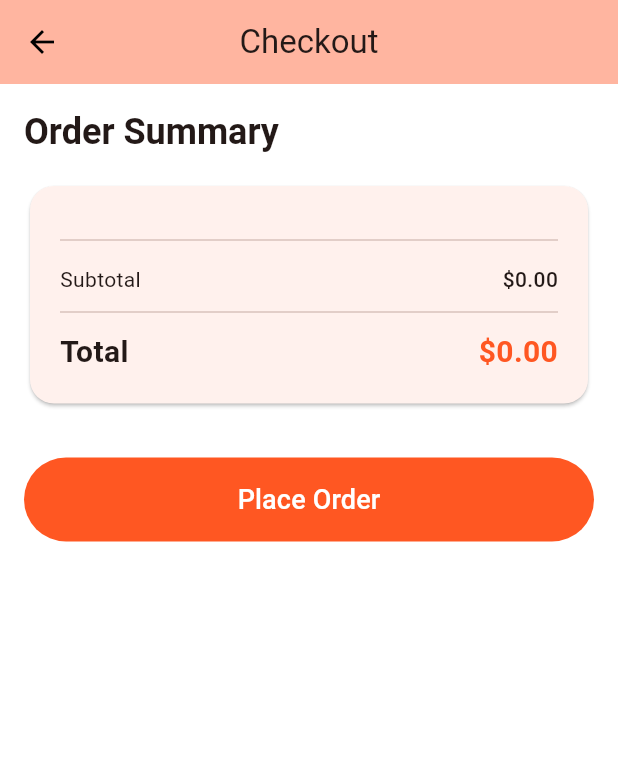
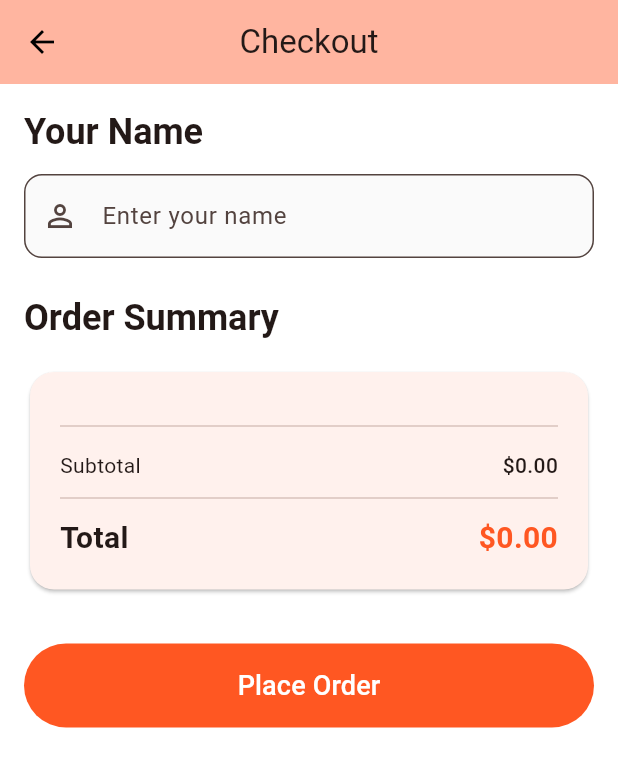
Before and after one commit to ricbrands/good_hamburger_app, a Flutter app: the CheckoutScreen screen opened directly, on a phone screen of 412 x 824 dp. Shown: the top 767 px of the screen. Run offline on Flutter 3.47's test engine with Material 3 defaults, Android fonts, the phone set to English and light mode, and no system bars; our stand-ins replace equatable, flutter_bloc, get, get_it, get_storage, google_fonts and 1 more; accounts and stored records are empty.

Commit message:
feat: added order history screen and user name validation on checkout

```diff
--- a/lib/bloc/orders/orders_bloc.dart
+++ b/lib/bloc/orders/orders_bloc.dart
@@ -46,6 +46,7 @@ class OrdersBloc extends Bloc<OrdersEvent, OrdersState> {
     emit(state.copyWith(status: OrdersStatus.placing, clearError: true));
 
     final result = await _orderRepository.saveOrder(
+      customerName: event.customerName,
       items: event.items,
       subtotal: event.subtotal,
       discount: event.discount,
--- a/lib/bloc/orders/orders_event.dart
+++ b/lib/bloc/orders/orders_event.dart
@@ -13,12 +13,14 @@ class LoadOrders extends OrdersEvent {
 }
 
 class PlaceOrder extends OrdersEvent {
+  final String customerName;
   final List<CartItem> items;
   final double subtotal;
   final double discount;
   final double total;
 
   const PlaceOrder({
+    required this.customerName,
     required this.items,
     required this.subtotal,
     required this.discount,
@@ -26,7 +28,7 @@ class PlaceOrder extends OrdersEvent {
   });
 
   @override
-  List<Object?> get props => [items, subtotal, discount, total];
+  List<Object?> get props => [customerName, items, subtotal, discount, total];
 }
 
 class ClearOrderHistory extends OrdersEvent {
--- a/lib/models/order.dart
+++ b/lib/models/order.dart
@@ -2,6 +2,7 @@ import 'cart_item.dart';
 
 class Order {
   final String id;
+  final String customerName;
   final List<CartItem> items;
   final double subtotal;
   final double discount;
@@ -10,6 +11,7 @@ class Order {
 
   Order({
     required this.id,
+    required this.customerName,
     required this.items,
     required this.subtotal,
     required this.discount,
@@ -19,6 +21,7 @@ class Order {
 
   Map<String, dynamic> toJson() => {
         'id': id,
+        'customerName': customerName,
         'items': items.map((item) => item.toJson()).toList(),
         'subtotal': subtotal,
         'discount': discount,
@@ -28,6 +31,7 @@ class Order {
 
   factory Order.fromJson(Map<String, dynamic> json) => Order(
         id: json['id'],
+        customerName: json['customerName'] ?? '',
         items: (json['items'] as List)
             .map((item) => CartItem.fromJson(item))
             .toList(),
--- a/lib/repositories/order_repository.dart
+++ b/lib/repositories/order_repository.dart
@@ -7,6 +7,7 @@ abstract class OrderRepository {
   Future<Result<List<Order>>> getOrders();
 
   Future<Result<Order>> saveOrder({
+    required String customerName,
     required List<CartItem> items,
     required double subtotal,
     required double discount,
--- a/lib/repositories/order_repository_impl.dart
+++ b/lib/repositories/order_repository_impl.dart
@@ -37,6 +37,7 @@ class OrderRepositoryImpl implements OrderRepository {
 
   @override
   Future<Result<Order>> saveOrder({
+    required String customerName,
     required List<CartItem> items,
     required double subtotal,
     required double discount,
@@ -52,6 +53,7 @@ class OrderRepositoryImpl implements OrderRepository {
 
       final order = Order(
         id: DateTime.now().millisecondsSinceEpoch.toString(),
+        customerName: customerName,
         items: items,
         subtotal: subtotal,
         discount: discount,
--- a/lib/services/order_service.dart
+++ b/lib/services/order_service.dart
@@ -16,6 +16,7 @@ class OrderService {
   }
 
   Future<void> saveOrder({
+    required String customerName,
     required List<CartItem> items,
     required double subtotal,
     required double discount,
@@ -26,6 +27,7 @@ class OrderService {
 
     final order = Order(
       id: DateTime.now().millisecondsSinceEpoch.toString(),
+      customerName: customerName,
       items: items,
       subtotal: subtotal,
       discount: discount,
--- a/lib/view/checkout_screen.dart
+++ b/lib/view/checkout_screen.dart
@@ -7,8 +7,22 @@ import '../bloc/orders/orders_bloc.dart';
 import '../bloc/orders/orders_event.dart';
 import '../bloc/orders/orders_state.dart';
 
-class CheckoutScreen extends StatelessWidget {
+class CheckoutScreen extends StatefulWidget {
   const CheckoutScreen({super.key});
+
+  @override
+  State<CheckoutScreen> createState() => _CheckoutScreenState();
+}
+
+class _CheckoutScreenState extends State<CheckoutScreen> {
+  final _formKey = GlobalKey<FormState>();
+  final _nameController = TextEditingController();
+
+  @override
+  void dispose() {
+    _nameController.dispose();
+    super.dispose();
+  }
 
   @override
   Widget build(BuildContext context) {
@@ -36,9 +50,38 @@ class CheckoutScreen extends StatelessWidget {
           builder: (context, cartState) {
             return SingleChildScrollView(
               padding: const EdgeInsets.all(16),
+              child: Form(
+                key: _formKey,
                 child: Column(
                   crossAxisAlignment: CrossAxisAlignment.start,
                   children: [
+                    Text(
+                      'Your Name',
+                      style: Theme.of(context).textTheme.headlineSmall?.copyWith(
+                            fontWeight: FontWeight.bold,
+                          ),
+                    ),
+                    const SizedBox(height: 12),
+                    TextFormField(
+                      controller: _nameController,
+                      decoration: InputDecoration(
+                        hintText: 'Enter your name',
+                        prefixIcon: const Icon(Icons.person_outline),
+                        border: OutlineInputBorder(
+                          borderRadius: BorderRadius.circular(12),
+                        ),
+                        filled: true,
+                        fillColor: Colors.grey.shade50,
+                      ),
+                      textCapitalization: TextCapitalization.words,
+                      validator: (value) {
+                        if (value == null || value.trim().isEmpty) {
+                          return 'Please enter your name to place the order';
+                        }
+                        return null;
+                      },
+                    ),
+                    const SizedBox(height: 24),
                     Text(
                       'Order Summary',
                       style: Theme.of(context).textTheme.headlineSmall?.copyWith(
@@ -170,6 +213,7 @@ class CheckoutScreen extends StatelessWidget {
                   ),
                   ],
                 ),
+              ),
             );
           },
         ),
@@ -227,8 +271,13 @@ class CheckoutScreen extends StatelessWidget {
   }
 
   void _placeOrder(BuildContext context, CartState cartState) {
+    if (!_formKey.currentState!.validate()) {
+      return;
+    }
+
     final cartBloc = context.read<CartBloc>();
     context.read<OrdersBloc>().add(PlaceOrder(
+          customerName: _nameController.text.trim(),
           items: cartBloc.getItemsCopy(),
           subtotal: cartState.subtotal,
           discount: cartState.discountAmount,
--- a/lib/view/main_screen.dart
+++ b/lib/view/main_screen.dart
@@ -4,6 +4,7 @@ import 'package:good_hamburger_app/controllers/navigation_controller.dart';
 import 'package:good_hamburger_app/controllers/theme_controller.dart';
 import 'package:good_hamburger_app/view/home_screen.dart';
 import 'package:good_hamburger_app/view/cart_screen.dart';
+import 'package:good_hamburger_app/view/order_history_screen.dart';
 import 'package:good_hamburger_app/view/widgets/custom_bottom_navbar.dart';
 
 class MainScreen extends StatelessWidget {
@@ -25,6 +26,7 @@ class MainScreen extends StatelessWidget {
               children: [
                 HomeScreen(),
                 CartScreen(),
+                OrderHistoryScreen(),
               ],
             )
           )
```
Also changed, not shown: lib/view/order_history_screen.dart (added, +280 -0 lines). Lines whose indentation alone changed are shown as unchanged.
